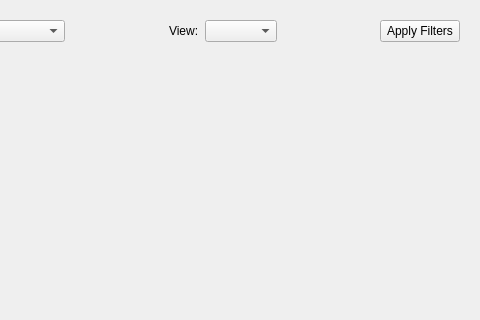
This is widgets/PerformanceDataMetricView.ui in OpenSpeedShop/cbtf-argonavis-gui as Qt 5 draws it before an edit; both pictures show x 284 to 764 and y 0 to 320 of the 764 by 438 pixel window. The edited form follows.
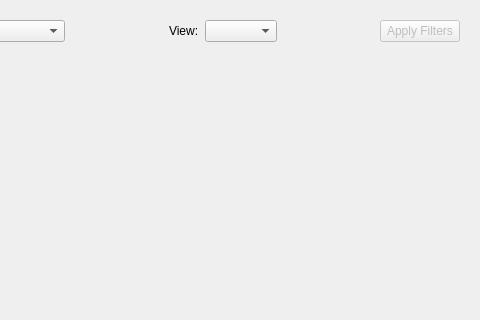
This is the edited form.

Commit message: Button is disabled initially.  When switching metric views, set button label to 'Apply Filters' and enable/disable depending whether there is a user-defined filter.

```diff
--- a/widgets/PerformanceDataMetricView.ui
+++ b/widgets/PerformanceDataMetricView.ui
@@ -130,6 +130,9 @@
       </item>
       <item>
        <widget class="QPushButton" name="pushButton_ApplyClearFilters">
+        <property name="enabled">
+         <bool>false</bool>
+        </property>
         <property name="text">
          <string>Apply Filters</string>
         </property>
```
The commit also changes 1 other file.
